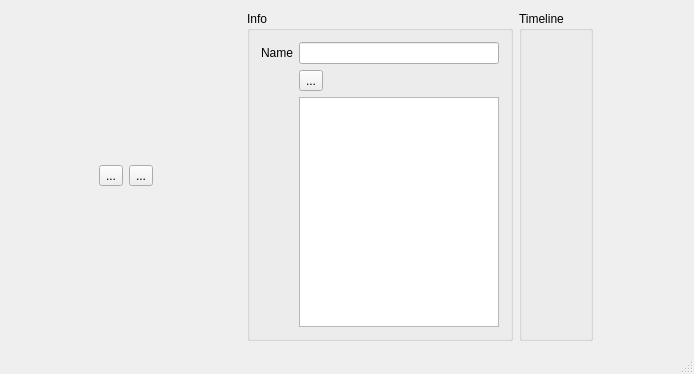
This is mainwindow.ui in wasedaigo/samancing-roga as Qt 5 draws it before an edit. The edited form follows.
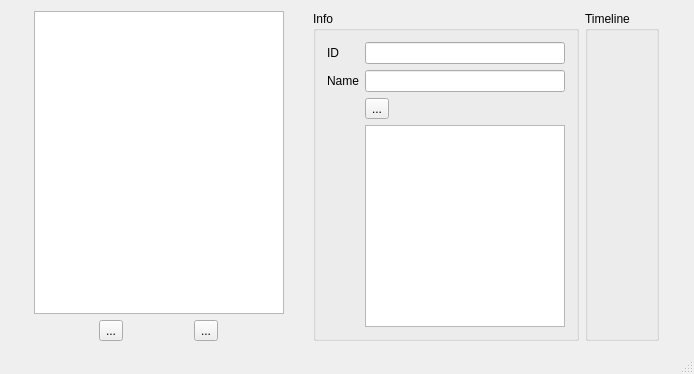
This is the edited form. Icons and pictures are not drawn.

Commit message: Decided to use native OS directory system to manage files. Now files are readable and savable. I also setup animation viewer panel so that it will be able to display animation and image differently.

Diff of the .ui file:
```diff
--- a/mainwindow.ui
+++ b/mainwindow.ui
@@ -30,7 +30,24 @@
        <enum>QLayout::SetNoConstraint</enum>
       </property>
       <item>
-       <layout class="QHBoxLayout" name="animationViewerContainer"/>
+       <layout class="QHBoxLayout" name="animationViewerContainer">
+        <item>
+         <widget class="QTreeView" name="animationTreeView">
+          <property name="sizePolicy">
+           <sizepolicy hsizetype="Fixed" vsizetype="Ignored">
+            <horstretch>0</horstretch>
+            <verstretch>0</verstretch>
+           </sizepolicy>
+          </property>
+          <property name="maximumSize">
+           <size>
+            <width>250</width>
+            <height>16777215</height>
+           </size>
+          </property>
+         </widget>
+        </item>
+       </layout>
       </item>
       <item>
        <layout class="QHBoxLayout" name="animationListControlContainer">
@@ -98,24 +115,24 @@
              <bool>false</bool>
             </property>
             <layout class="QGridLayout" name="gridLayout_3">
-             <item row="0" column="0">
+             <item row="1" column="0">
               <widget class="QLabel" name="AnimationName">
                <property name="text">
                 <string>Name</string>
                </property>
               </widget>
              </item>
-             <item row="0" column="1">
-              <widget class="QLineEdit" name="lineEditAnimationName">
-               <property name="sizePolicy">
-                <sizepolicy hsizetype="Preferred" vsizetype="Fixed">
-                 <horstretch>0</horstretch>
-                 <verstretch>0</verstretch>
-                </sizepolicy>
-               </property>
-              </widget>
-             </item>
              <item row="1" column="1">
+              <widget class="QLineEdit" name="lineEditAnimationName">
+               <property name="sizePolicy">
+                <sizepolicy hsizetype="Preferred" vsizetype="Fixed">
+                 <horstretch>0</horstretch>
+                 <verstretch>0</verstretch>
+                </sizepolicy>
+               </property>
+              </widget>
+             </item>
+             <item row="2" column="1">
               <widget class="QToolButton" name="showPaletButton_1">
                <property name="text">
                 <string>...</string>
@@ -137,7 +154,7 @@
                </property>
               </widget>
              </item>
-             <item row="2" column="1">
+             <item row="3" column="1">
               <widget class="QTableWidget" name="tableWidget">
                <property name="sizePolicy">
                 <sizepolicy hsizetype="Fixed" vsizetype="Preferred">
@@ -153,6 +170,23 @@
                </property>
               </widget>
              </item>
+             <item row="0" column="0">
+              <widget class="QLabel" name="AnimationName_2">
+               <property name="text">
+                <string>ID</string>
+               </property>
+              </widget>
+             </item>
+             <item row="0" column="1">
+              <widget class="QLineEdit" name="lineEditAnimationID">
+               <property name="sizePolicy">
+                <sizepolicy hsizetype="Preferred" vsizetype="Fixed">
+                 <horstretch>0</horstretch>
+                 <verstretch>0</verstretch>
+                </sizepolicy>
+               </property>
+              </widget>
+             </item>
             </layout>
            </widget>
           </item>
```
The commit also changes 12 other files.
